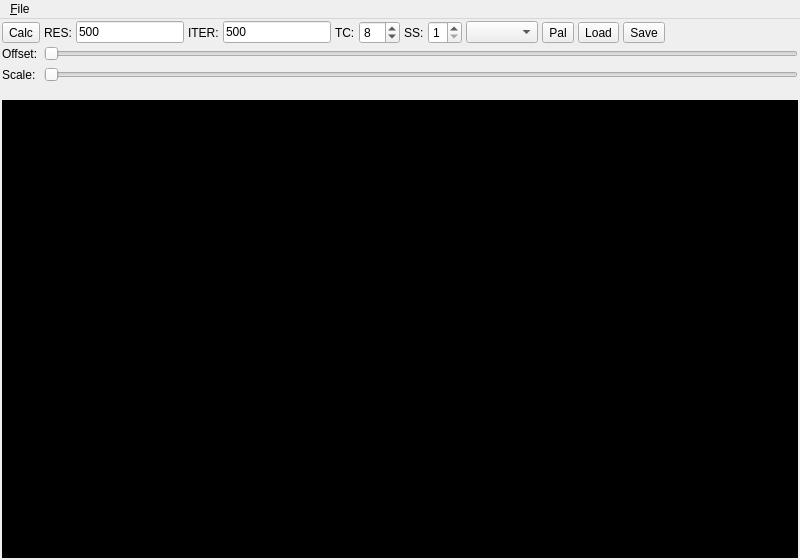
Old version of the form mainwindow.ui in the repository dvstans/MandelbrotApp.
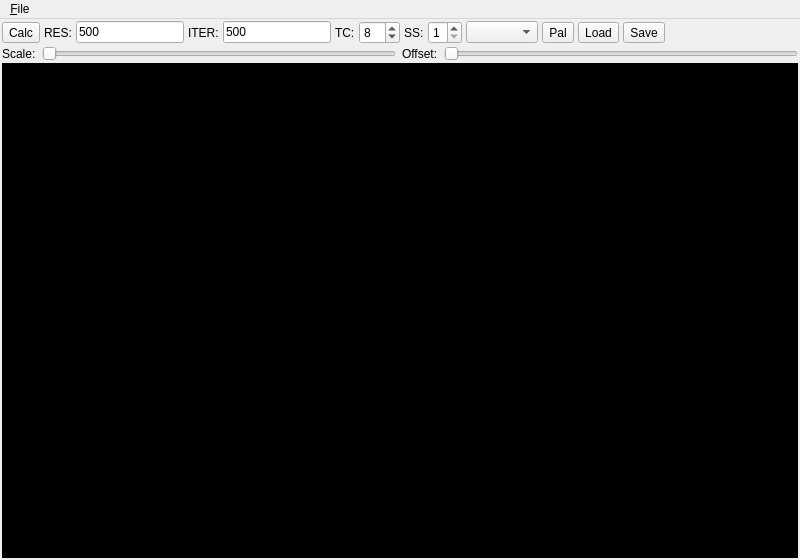
New version of the form.

Commit message: - Fixed image floating in scroll area - Removed result info bar - Placed result info in title bar - Set window title

What changed in the file:
```diff
--- a/mainwindow.ui
+++ b/mainwindow.ui
@@ -201,7 +201,7 @@
       <property name="frameShadow">
        <enum>QFrame::Raised</enum>
       </property>
-      <layout class="QFormLayout" name="formLayout">
+      <layout class="QHBoxLayout" name="horizontalLayout">
        <property name="leftMargin">
         <number>0</number>
        </property>
@@ -214,7 +214,27 @@
        <property name="bottomMargin">
         <number>0</number>
        </property>
-       <item row="0" column="0">
+       <item>
+        <widget class="QLabel" name="label_6">
+         <property name="text">
+          <string>Scale:</string>
+         </property>
+        </widget>
+       </item>
+       <item>
+        <widget class="QSlider" name="sliderPalScale">
+         <property name="minimum">
+          <number>1</number>
+         </property>
+         <property name="maximum">
+          <number>20</number>
+         </property>
+         <property name="orientation">
+          <enum>Qt::Horizontal</enum>
+         </property>
+        </widget>
+       </item>
+       <item>
         <widget class="QLabel" name="label_5">
          <property name="sizePolicy">
           <sizepolicy hsizetype="Fixed" vsizetype="Preferred">
@@ -227,43 +247,16 @@
          </property>
         </widget>
        </item>
-       <item row="0" column="1">
+       <item>
         <widget class="QSlider" name="sliderPalOffset">
          <property name="orientation">
           <enum>Qt::Horizontal</enum>
          </property>
         </widget>
        </item>
-       <item row="1" column="1">
-        <widget class="QSlider" name="sliderPalScale">
-         <property name="minimum">
-          <number>1</number>
-         </property>
-         <property name="maximum">
-          <number>20</number>
-         </property>
-         <property name="orientation">
-          <enum>Qt::Horizontal</enum>
-         </property>
-        </widget>
-       </item>
-       <item row="1" column="0">
-        <widget class="QLabel" name="label_6">
-         <property name="text">
-          <string>Scale:</string>
-         </property>
-        </widget>
-       </item>
       </layout>
      </widget>
     </item>
-    <item>
-     <widget class="QLabel" name="labelImageInfo">
-      <property name="text">
-       <string/>
-      </property>
-     </widget>
-    </item>
     <item>
      <widget class="QScrollArea" name="scrollArea">
       <property name="frameShape">
@@ -278,7 +271,7 @@
          <x>0</x>
          <y>0</y>
          <width>796</width>
-         <height>450</height>
+         <height>490</height>
         </rect>
        </property>
        <property name="styleSheet">
@@ -316,6 +309,19 @@
           </property>
          </widget>
         </item>
+        <item>
+         <spacer name="verticalSpacer">
+          <property name="orientation">
+           <enum>Qt::Vertical</enum>
+          </property>
+          <property name="sizeHint" stdset="0">
+           <size>
+            <width>20</width>
+            <height>40</height>
+           </size>
+          </property>
+         </spacer>
+        </item>
        </layout>
       </widget>
      </widget>
```
The commit also changes 2 other files.
